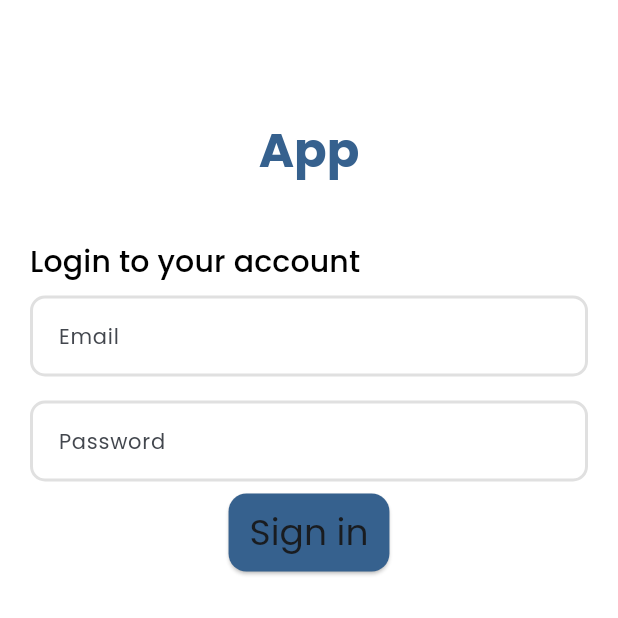
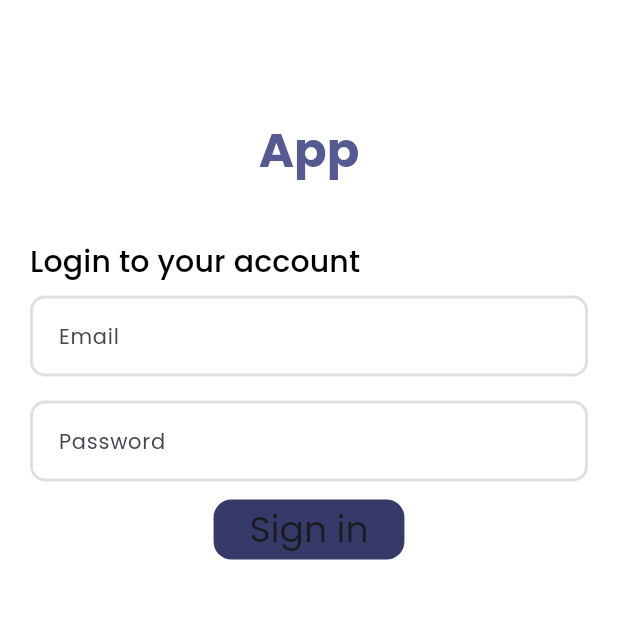
Before and after one commit to thewasta/flutter_teslo_app, a Flutter app: the screen it shows after launch, on a phone screen of 412 x 824 dp, the top half of it. Run offline on Flutter 3.47's test engine with Material 3 defaults, Android fonts, the phone set to English and light mode, and no system bars; our stand-ins replace equatable, flutter_dotenv, flutter_riverpod, go_router, google_fonts.

Commit message:
Apply custom theme

```diff
--- a/lib/config/theme/app_theme.dart
+++ b/lib/config/theme/app_theme.dart
@@ -8,30 +8,14 @@ class TAppTheme {
 
   static ThemeData lightTheme = _buildTheme(Brightness.light);
 
-  /*static ThemeData lightTheme = ThemeData(
-    useMaterial3: true,
-    fontFamily: 'Poppins',
-    brightness: Brightness.light,
-    scaffoldBackgroundColor: Colors.white,
-    primaryColor: Colors.blue,
-    inputDecorationTheme: TAppTextFieldTheme.inputDecorationLightTheme,
-  );*/
   static ThemeData darkTheme = _buildTheme(Brightness.dark);
 
-  /*static ThemeData darkTheme = ThemeData(
-    useMaterial3: true,
-    fontFamily: 'Poppins',
-    brightness: Brightness.dark,
-    primaryColor: Colors.blue,
-    scaffoldBackgroundColor: Colors.black,
-    textTheme: TAppTextTheme.textTheme,
-    inputDecorationTheme: TAppTextFieldTheme.inputDecorationDarkTheme,
-    textButtonTheme: TextButtonThemeData(style: ButtonStyle().copyWith()),
-  );*/
+  static const Color primaryColor = Color(0xFF363A69);
 
   static ThemeData _buildTheme(Brightness brightness) {
+    final isLight = brightness == Brightness.light;
     final colorScheme = ColorScheme.fromSeed(
-      seedColor: Colors.blue,
+      seedColor: primaryColor,
       brightness: brightness,
     );
     return ThemeData(
@@ -39,29 +23,60 @@ class TAppTheme {
       fontFamily: 'Poppins',
       brightness: brightness,
       colorScheme: colorScheme,
-      scaffoldBackgroundColor:
-          brightness == Brightness.light ? Colors.white : Colors.black,
+      scaffoldBackgroundColor: isLight ? Colors.white : Colors.black,
       textTheme: TAppTextTheme.buildTextTheme(brightness),
       inputDecorationTheme: TAppTextFieldTheme.buildDecorationTheme(brightness),
-      filledButtonTheme: FilledButtonThemeData(
-        style: TAppFilledButtonTheme.buildTheme(colorScheme),
-      ),
-      textButtonTheme: TextButtonThemeData(
+      elevatedButtonTheme: ElevatedButtonThemeData(
         style: ButtonStyle(
-          foregroundColor: WidgetStateProperty.resolveWith((states) {
-            return Colors.white;
-          }),
-          overlayColor: WidgetStateProperty.all(
-            colorScheme.primary.withValues(alpha: 0.08),
-          ),
           shape: WidgetStateProperty.all(
             RoundedRectangleBorder(borderRadius: BorderRadius.circular(12)),
           ),
           padding: WidgetStateProperty.all(
-            const EdgeInsets.symmetric(horizontal: 16, vertical: 12),
+            const EdgeInsets.symmetric(horizontal: 14, vertical: 10),
+          ),
+          minimumSize: WidgetStateProperty.all(const Size(64, 48)),
+          textStyle: WidgetStateProperty.all(
+            const TextStyle(fontWeight: FontWeight.w600, fontSize: 16),
+          ),
+          elevation: WidgetStateProperty.all(1),
+          backgroundColor: WidgetStateProperty.all(primaryColor),
+          foregroundColor: WidgetStateProperty.all(Colors.white),
+        ),
+      ),
+      filledButtonTheme: FilledButtonThemeData(
+        style: FilledButton.styleFrom(
+          backgroundColor: primaryColor,
+          foregroundColor: Colors.white,
+          textStyle: const TextStyle(fontWeight: FontWeight.w600),
+          shape: RoundedRectangleBorder(
+            borderRadius: BorderRadius.circular(12),
           ),
         ),
       ),
+      floatingActionButtonTheme: const FloatingActionButtonThemeData(
+        backgroundColor: primaryColor,
+        foregroundColor: Colors.white,
+      ),
+
+      // filledButtonTheme: FilledButtonThemeData(
+      //   style: TAppFilledButtonTheme.buildTheme(colorScheme),
+      // ),
+      // textButtonTheme: TextButtonThemeData(
+      //   style: ButtonStyle(
+      //     foregroundColor: WidgetStateProperty.resolveWith((states) {
+      //       return Colors.white;
+      //     }),
+      //     overlayColor: WidgetStateProperty.all(
+      //       colorScheme.primary.withValues(alpha: 0.08),
+      //     ),
+      //     shape: WidgetStateProperty.all(
+      //       RoundedRectangleBorder(borderRadius: BorderRadius.circular(12)),
+      //     ),
+      //     padding: WidgetStateProperty.all(
+      //       const EdgeInsets.symmetric(horizontal: 16, vertical: 12),
+      //     ),
+      //   ),
+      // ),
     );
   }
 }
```
